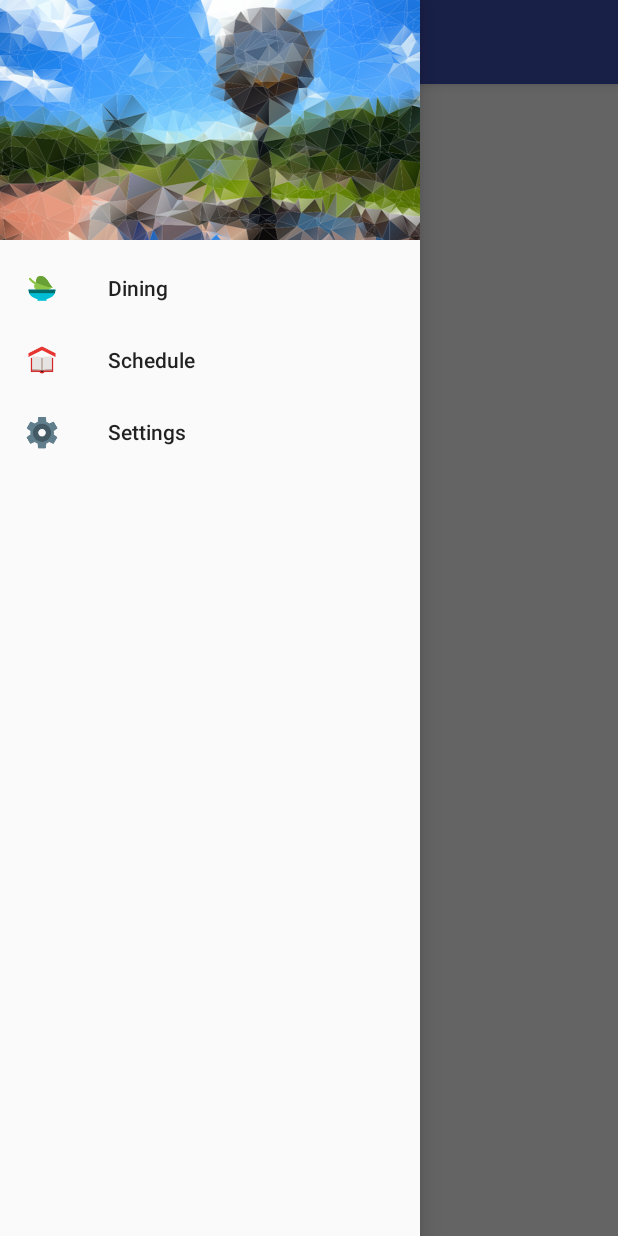
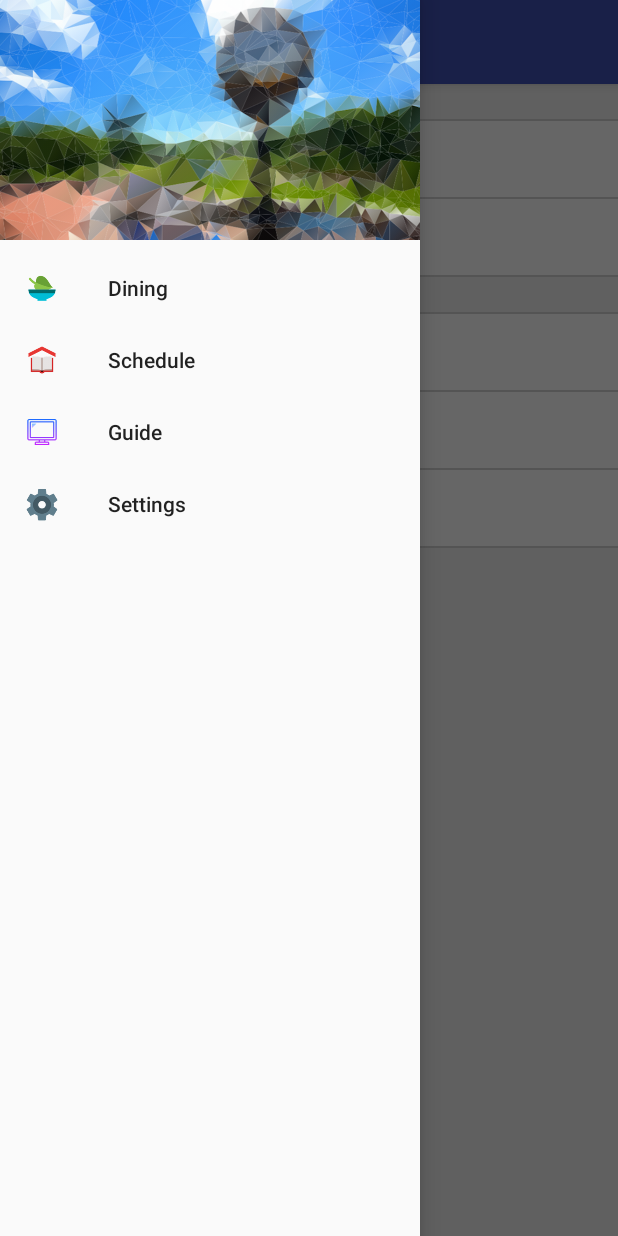
Before and after one commit to rtheroux/Endicott-Student, an Android app: the screen it shows after launch (MainActivity), with the side drawer open, on a phone screen of 412 x 824 dp. Run offline under Robolectric (Android 15) with nearby library versions, the phone set to English and light mode, and no system bars.

Commit message:
updated gradle version, added guide activity, icons

```diff
--- a/app/build.gradle
+++ b/app/build.gradle
@@ -2,7 +2,7 @@ apply plugin: 'com.android.application'
 
 android {
     compileSdkVersion 23
-    buildToolsVersion '23.0.2'
+    buildToolsVersion '26.0.2'
 
     defaultConfig {
         applicationId "edu.endicott.com.endicottcollege"
--- a/app/src/main/java/edu/endicott/com/endicottcollege/FragSchedule.java
+++ b/app/src/main/java/edu/endicott/com/endicottcollege/FragSchedule.java
@@ -210,7 +210,8 @@ public class FragSchedule extends Fragment {
                 if (response.contains("ERROR"))
                 {
                     // Login not successful
-                    promptLogin(inflater, layout, R.string.loging_error);
+                    // TODO: fix this, shouldn't  promptlogin if not on page
+                    //promptLogin(inflater, layout, R.string.loging_error);
                 }
                 else
                 {
--- a/app/src/main/java/edu/endicott/com/endicottcollege/MainActivity.java
+++ b/app/src/main/java/edu/endicott/com/endicottcollege/MainActivity.java
@@ -31,7 +31,7 @@ public class MainActivity extends AppCompatActivity implements NavigationView.On
         navigationView.setNavigationItemSelectedListener(this);
         navigationView.setItemIconTintList(null);
 
-        setFragment(FragDining.class);
+        setFragment(FragSettings.class);
     }
 
     @Override
@@ -49,8 +49,11 @@ public class MainActivity extends AppCompatActivity implements NavigationView.On
             case R.id.nav_settings:
                 fragmentClass = FragSettings.class;
                 break;
+            case R.id.nav_guide:
+                fragmentClass = FragGuide.class;
+                break;
             default:
-                fragmentClass = FragDining.class;
+                fragmentClass = FragSettings.class;
         }
 
         // Sets the new fragment
--- a/app/src/main/res/menu/activity_main_drawer.xml
+++ b/app/src/main/res/menu/activity_main_drawer.xml
@@ -1,6 +1,5 @@
 <?xml version="1.0" encoding="utf-8"?>
 <menu xmlns:android="http://schemas.android.com/apk/res/android">
-
     <group android:checkableBehavior="single">
         <item
             android:id="@+id/nav_dining"
@@ -11,10 +10,12 @@
             android:icon="@drawable/tab_schedule"
             android:title="Schedule" />
         <item
+            android:id="@+id/nav_guide"
+            android:icon="@drawable/tab_guide"
+            android:title="Guide" />
+        <item
             android:id="@+id/nav_settings"
             android:icon="@drawable/tab_settings"
             android:title="Settings" />
     </group>
-
-
 </menu>
--- a/app/src/main/res/values/drawables.xml
+++ b/app/src/main/res/values/drawables.xml
@@ -2,6 +2,7 @@
     <item name="tab_dining" type="drawable">@drawable/dining</item>
     <item name="tab_schedule" type="drawable">@drawable/schedule</item>
     <item name="tab_settings" type="drawable">@drawable/settings</item>
+    <item name="tab_guide" type="drawable">@drawable/guide</item>
 
     <item name="alert_one" type="drawable">@drawable/alert_one</item>
 
--- a/build.gradle
+++ b/build.gradle
@@ -5,7 +5,7 @@ buildscript {
         jcenter()
     }
     dependencies {
-        classpath 'com.android.tools.build:gradle:1.5.0'
+        classpath 'com.android.tools.build:gradle:3.0.0'
 
         // NOTE: Do not place your application dependencies here; they belong
         // in the individual module build.gradle files
```
Also changed, not shown: app/src/main/java/edu/endicott/com/endicottcollege/FragGuide.java (added, +26 -0 lines), app/src/main/res/layout/frag_guide.xml (added, +11 -0 lines), app/src/main/res/drawable/guide.png (added), app/src/main/res/layout/frag_settings.xml (indentation only), gradle/wrapper/gradle-wrapper.properties.
